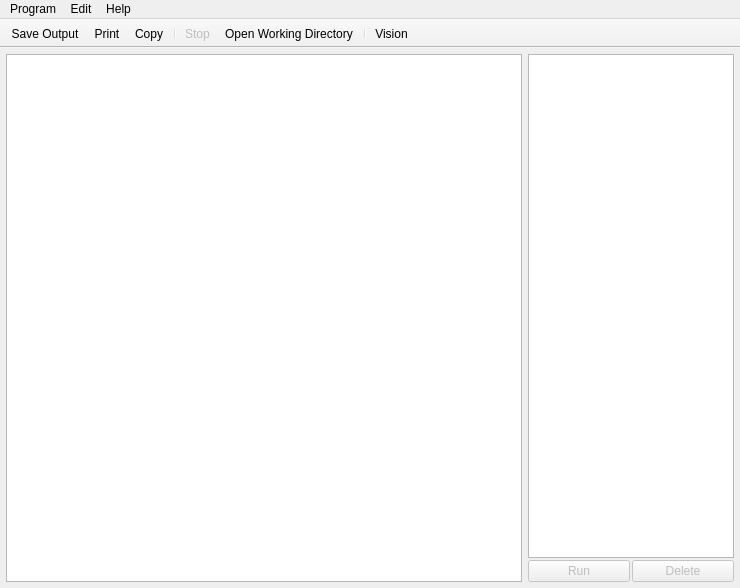
Above: ui/main_window.ui from kipr/computer before the change. Below: the same form after it.
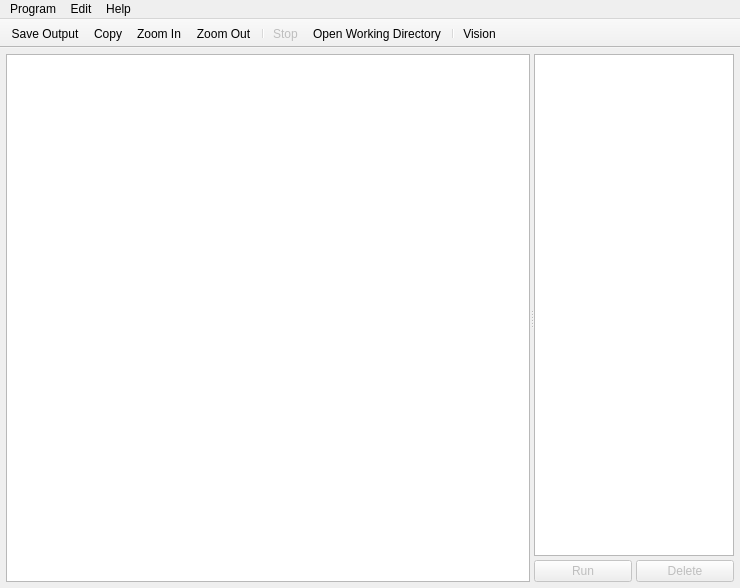
That is the form after the change. Icons and pictures are not drawn. Custom widgets are drawn as their Qt base class.

The edit to the form file:
```diff
--- a/ui/main_window.ui
+++ b/ui/main_window.ui
@@ -20,11 +20,21 @@
    <string>Computer</string>
   </property>
   <widget class="QWidget" name="centralwidget">
-   <layout class="QHBoxLayout" name="horizontalLayout_2" stretch="5,2">
+   <layout class="QVBoxLayout" name="verticalLayout">
+    <property name="spacing">
+     <number>6</number>
+    </property>
     <property name="margin">
      <number>6</number>
     </property>
     <item>
+     <widget class="QSplitter" name="splitter">
+      <property name="orientation">
+       <enum>Qt::Horizontal</enum>
+      </property>
+      <property name="opaqueResize">
+       <bool>true</bool>
+      </property>
      <widget class="ConsoleWidget" name="console">
       <property name="font">
        <font>
@@ -42,18 +52,22 @@
        <set>Qt::TextEditable</set>
       </property>
      </widget>
-    </item>
-    <item>
      <widget class="QWidget" name="widget" native="true">
+       <property name="sizePolicy">
+        <sizepolicy hsizetype="Preferred" vsizetype="Preferred">
+         <horstretch>0</horstretch>
+         <verstretch>0</verstretch>
+        </sizepolicy>
+       </property>
       <property name="maximumSize">
        <size>
-        <width>16777215</width>
+         <width>200</width>
         <height>16777215</height>
        </size>
       </property>
-      <layout class="QVBoxLayout" name="verticalLayout">
+       <layout class="QVBoxLayout" name="verticalLayout_2">
        <property name="spacing">
-        <number>2</number>
+         <number>4</number>
        </property>
        <property name="margin">
         <number>0</number>
@@ -102,6 +116,7 @@
        </item>
       </layout>
      </widget>
+     </widget>
     </item>
    </layout>
   </widget>
@@ -175,8 +190,9 @@
     <bool>false</bool>
    </attribute>
    <addaction name="actionSave"/>
-   <addaction name="actionPrint"/>
    <addaction name="actionCopy"/>
+   <addaction name="actionZoom"/>
+   <addaction name="actionZoom_Out"/>
    <addaction name="separator"/>
    <addaction name="actionStop"/>
    <addaction name="actionOpenWorkingDirectory"/>
@@ -300,6 +316,30 @@
     <string>Vision</string>
    </property>
   </action>
+  <action name="actionZoom">
+   <property name="icon">
+    <iconset resource="../rc/icons.qrc">
+     <normaloff>:/icons/magnifier_zoom_in.png</normaloff>:/icons/magnifier_zoom_in.png</iconset>
+   </property>
+   <property name="text">
+    <string>Zoom In</string>
+   </property>
+   <property name="shortcut">
+    <string>Ctrl+Shift+=, Ctrl+=</string>
+   </property>
+  </action>
+  <action name="actionZoom_Out">
+   <property name="icon">
+    <iconset resource="../rc/icons.qrc">
+     <normaloff>:/icons/magifier_zoom_out.png</normaloff>:/icons/magifier_zoom_out.png</iconset>
+   </property>
+   <property name="text">
+    <string>Zoom Out</string>
+   </property>
+   <property name="shortcut">
+    <string>Ctrl+-</string>
+   </property>
+  </action>
  </widget>
  <customwidgets>
   <customwidget>
```
Left out of the diff: 38 changed lines with no effect on the pictures. Lines whose indentation alone changed are shown as unchanged.
